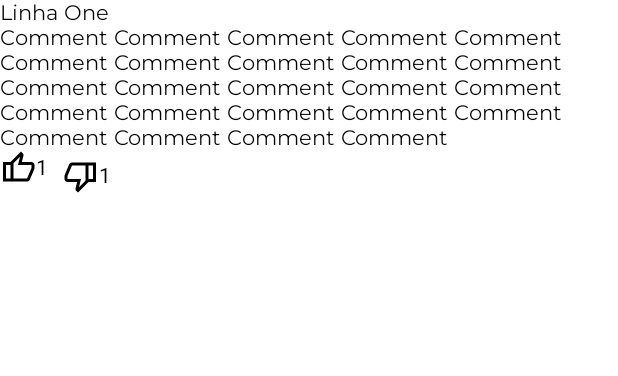
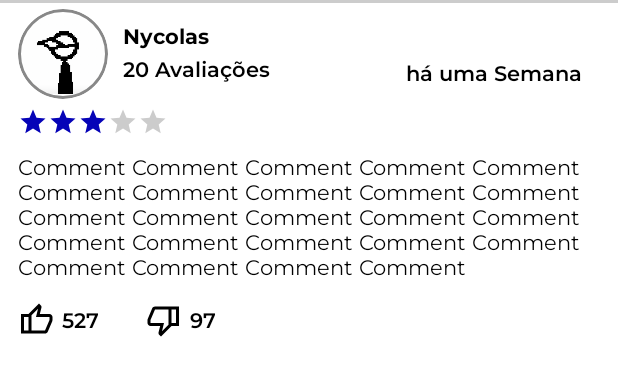
Before and after one commit to nycocado/think-toilet, an Android app built with Jetpack Compose: the @Preview function CommentPreview, on a phone screen of 412 x 824 dp. Shown: the top 376 px of the screen. Run offline under Robolectric (Android 15) with nearby library versions, the phone set to English and light mode, and no system bars.

Commit message:
Comment Finished

```diff
--- a/app/app/src/main/java/pt/iade/ei/thinktoilet/models/Comment.kt
+++ b/app/app/src/main/java/pt/iade/ei/thinktoilet/models/Comment.kt
@@ -6,7 +6,9 @@ import java.time.LocalDateTime
 data class Comment(
     var id: Int?,
     val userForeigner: UserForeigner,
+    val rate: Float,
     val text: String,
+    val commentsTime: Int,
     val ratingCategory: RatingCategory,
     val date: LocalDateTime,
     val like: Int,
--- a/app/app/src/main/java/pt/iade/ei/thinktoilet/test/Test.kt
+++ b/app/app/src/main/java/pt/iade/ei/thinktoilet/test/Test.kt
@@ -41,7 +41,7 @@ fun generateToilet(): Toilet {
 fun generateUser(): UserForeigner {
     return UserForeigner(
         id = 1,
-        name = "João",
+        name = "Nycolas",
         iconId = 1,
         numComments = 1,
         points = 1
@@ -50,13 +50,23 @@ fun generateUser(): UserForeigner {
 
 fun generateComment(): Comment {
     return Comment(
-        id = 1,
+        id = 13,
         userForeigner = generateUser(),
+        rate = 2.8f,
+        commentsTime = 20,
         text = "Comment Comment Comment Comment Comment Comment Comment Comment Comment Comment Comment Comment Comment Comment Comment Comment Comment Comment Comment Comment Comment Comment Comment Comment",
         ratingCategory = generateRatingCategory(),
         date = LocalDateTime.now(),
-        like = 1,
-        dislike = 1
+        like = 527,
+        dislike = 97
 
     )
+    // Padrao para Text
+    /**
+     * Text(
+     *       text = "texto",                        texto
+     *       fontFamily = montserratFontFamily,     estilo da fonte
+     *       fontWeight = FontWeight.Normal,        tamanho da fonte
+     *       )
+     * **/
 }
--- a/app/app/src/main/java/pt/iade/ei/thinktoilet/ui/components/Comment.kt
+++ b/app/app/src/main/java/pt/iade/ei/thinktoilet/ui/components/Comment.kt
@@ -2,36 +2,116 @@ package pt.iade.ei.thinktoilet.ui.components
 
 import androidx.compose.ui.Modifier
 import androidx.compose.foundation.Image
-import androidx.compose.foundation.layout.Box
+import androidx.compose.foundation.border
+import androidx.compose.foundation.layout.Arrangement
 import androidx.compose.foundation.layout.Column
 import androidx.compose.foundation.layout.Row
+import androidx.compose.foundation.layout.fillMaxWidth
 import androidx.compose.foundation.layout.padding
+import androidx.compose.foundation.layout.size
+import androidx.compose.foundation.layout.width
+import androidx.compose.foundation.shape.CircleShape
+import androidx.compose.material3.HorizontalDivider
 import androidx.compose.material3.Text
 import androidx.compose.runtime.Composable
 import androidx.compose.ui.Alignment
-import androidx.compose.ui.layout.VerticalAlignmentLine
+import androidx.compose.ui.draw.clip
+import androidx.compose.ui.graphics.Color
 import androidx.compose.ui.res.painterResource
 import androidx.compose.ui.text.font.FontWeight
-import androidx.compose.ui.text.style.TextOverflow
 import androidx.compose.ui.tooling.preview.Preview
 import androidx.compose.ui.unit.dp
 import pt.iade.ei.thinktoilet.R
 import pt.iade.ei.thinktoilet.models.Comment
 import pt.iade.ei.thinktoilet.test.generateComment
 import pt.iade.ei.thinktoilet.ui.theme.montserratFontFamily
+import kotlin.math.roundToInt
 
 
 @Composable
 fun Comment(
     comment: Comment,
 ) {
+    HorizontalDivider(
+        thickness = 2.dp,
+        color = Color.LightGray
+    )
     Column {
-        Row {
-            Text(
-                text = "Linha One",
-                fontFamily = montserratFontFamily,
-                fontWeight = FontWeight.Normal,
-            )
+        Row(
+            modifier = Modifier
+                .fillMaxWidth()
+                .padding(12.dp, 6.dp),
+            verticalAlignment = Alignment.CenterVertically,
+            horizontalArrangement = Arrangement.SpaceBetween
+        ) {
+
+            Column(
+                horizontalAlignment = Alignment.Start
+            ) {
+
+                Row(modifier = Modifier.padding(bottom = 5.dp)) {
+                    Image(
+                        modifier = Modifier
+                            .size(60.dp)
+                            .clip(CircleShape)
+                            .border(2.dp, Color.Gray, CircleShape),
+                        painter = painterResource(id = R.drawable.image_test),
+                        contentDescription = "Like Icon"
+                    )
+                    Column(modifier = Modifier.padding(10.dp)) {
+                        Row {
+                            Text(
+                                comment.userForeigner.name,
+                                fontFamily = montserratFontFamily,
+                                fontWeight = FontWeight.Bold,
+                            )
+                        }
+                        Row(
+                            modifier = Modifier.padding(top = 5.dp)
+                        ) {
+                            Text(
+                                comment.commentsTime.toString() + " Avaliações",
+                                fontFamily = montserratFontFamily,
+                                fontWeight = FontWeight.SemiBold,
+                            )
+                        }
+                    }
+                }
+                Row {
+                    for (i in 1..comment.rate.roundToInt()) {
+                        Image(
+                            modifier = Modifier.width(20.dp),
+                            painter = painterResource(id = R.drawable.star_filled),
+                            contentDescription = "Like Icon"
+                        )
+                    }
+                    for (i in (comment.rate.roundToInt())..4) {
+                        Image(
+                            modifier = Modifier.width(20.dp),
+                            painter = painterResource(id = R.drawable.star),
+                            contentDescription = "Like Icon"
+                        )
+                    }
+
+                }
+
+
+            }
+
+            Column(
+                horizontalAlignment = Alignment.End, verticalArrangement = Arrangement.Center
+            ) {
+                Row(
+                    modifier = Modifier.padding(end = 12.dp)
+
+                ) {
+                    Text(
+                        "há uma Semana",
+                        fontFamily = montserratFontFamily,
+                        fontWeight = FontWeight.SemiBold,
+                    )
+                }
+            }
         }
         Row {
 
@@ -39,36 +119,52 @@ fun Comment(
                 text = comment.text,
                 fontFamily = montserratFontFamily,
                 fontWeight = FontWeight.Normal,
-                //modifier = Modifier.padding(10.dp)
+                modifier = Modifier.padding(12.dp, 6.dp)
             )
         }
-        Row {
-            Column {
+        Row(
+            modifier = Modifier.padding(12.dp, 3.dp), verticalAlignment = Alignment.CenterVertically
+        ) {
+            Column(
+                modifier = Modifier
+                    .padding(end = 10.dp)
+                    .width(70.dp)
+
+            ) {
                 Row(
-                    verticalAlignment = Alignment.CenterVertically
+                    verticalAlignment = Alignment.CenterVertically,
                 ) {
                     Image(
                         painter = painterResource(id = R.drawable.like),
-                        contentDescription = "Like Icon"
+                        contentDescription = "Like Icon",
+                        Modifier.padding(end = 5.dp)
                     )
                     Text(
-                        text = comment.dislike.toString()
-                    )
+                        text = comment.like.toString(),
+                        fontFamily = montserratFontFamily,
+                        fontWeight = FontWeight.SemiBold,
+
+                        )
                 }
             }
             Column(
-                horizontalAlignment = androidx.compose.ui.Alignment.CenterHorizontally
-            ) {
+                horizontalAlignment = Alignment.CenterHorizontally
+            )
+            {
                 Row(
-                    modifier = Modifier.padding(10.dp, 5.dp),
+                    modifier = Modifier.padding(5.dp),
                     verticalAlignment = Alignment.CenterVertically
                 ) {
                     Image(
                         painter = painterResource(id = R.drawable.dislike),
-                        contentDescription = "Like Icon"
+                        contentDescription = "Like Icon",
+                        Modifier.padding(end = 5.dp)
+
                     )
                     Text(
                         text = comment.dislike.toString(),
+                        fontFamily = montserratFontFamily,
+                        fontWeight = FontWeight.SemiBold,
                     )
                 }
             }
```
